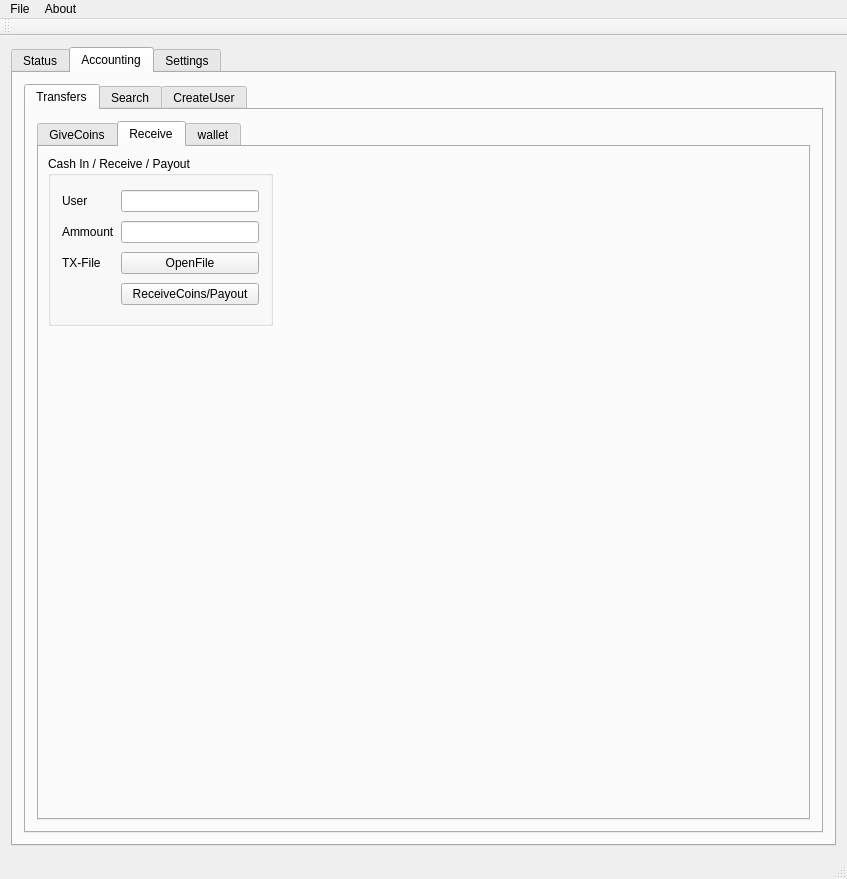
Before: the Qt Designer form qtCoin/mainwindow.ui in netpipe/EcoCoin, drawn with Qt 5.
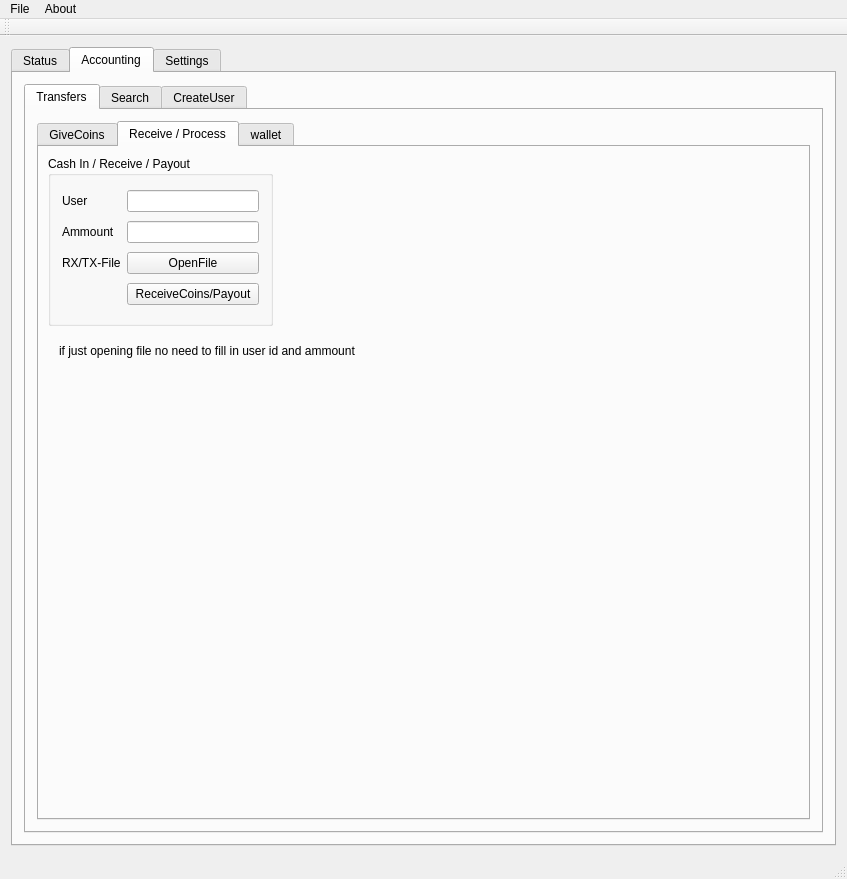
After: the same form once the commit is applied. The open tabs and pages were chosen to show the change.

```diff
--- a/qtCoin/mainwindow.ui
+++ b/qtCoin/mainwindow.ui
@@ -223,7 +223,7 @@
               </widget>
               <widget class="QWidget" name="tab_9">
                <attribute name="title">
-                <string>Receive</string>
+                <string>Receive / Process</string>
                </attribute>
                <widget class="QGroupBox" name="groupBox_5">
                 <property name="geometry">
@@ -261,7 +261,7 @@
                  <item row="2" column="0">
                   <widget class="QLabel" name="label_27">
                    <property name="text">
-                    <string>TX-File</string>
+                    <string>RX/TX-File</string>
                    </property>
                   </widget>
                  </item>
@@ -281,6 +281,19 @@
                  </item>
                 </layout>
                </widget>
+               <widget class="QLabel" name="label_28">
+                <property name="geometry">
+                 <rect>
+                  <x>20</x>
+                  <y>190</y>
+                  <width>361</width>
+                  <height>28</height>
+                 </rect>
+                </property>
+                <property name="text">
+                 <string>if just opening file no need to fill in user id and ammount</string>
+                </property>
+               </widget>
               </widget>
               <widget class="QWidget" name="tab_11">
                <attribute name="title">
```
Left out of the diff: 6 changed lines with no effect on the pictures.
